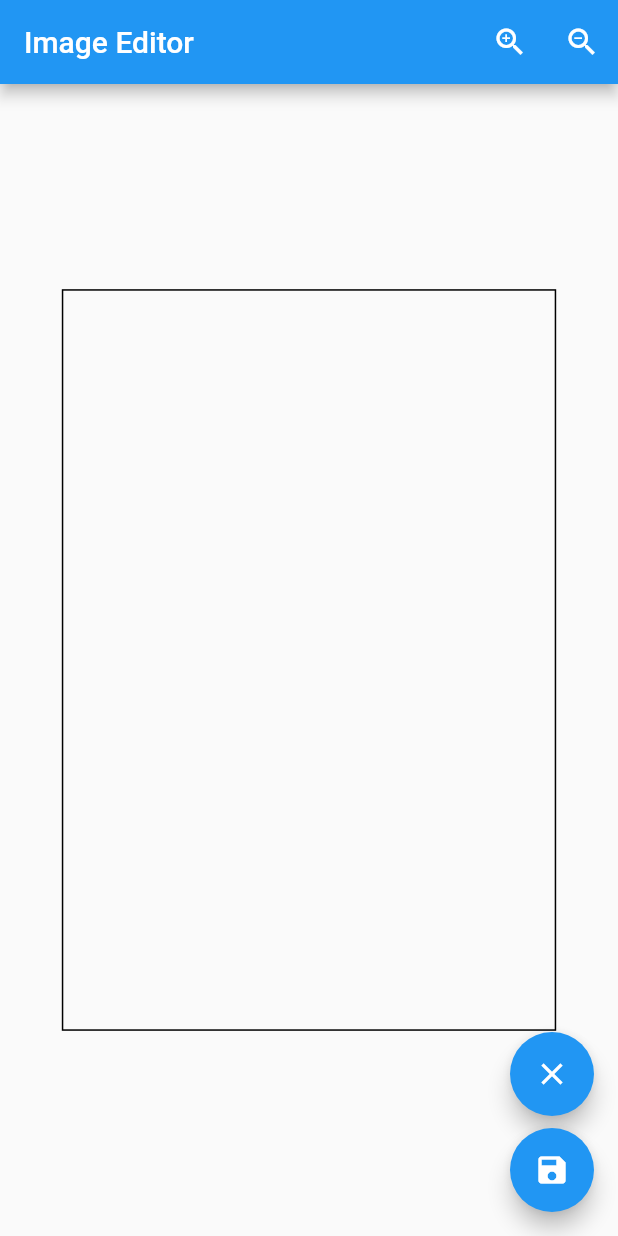
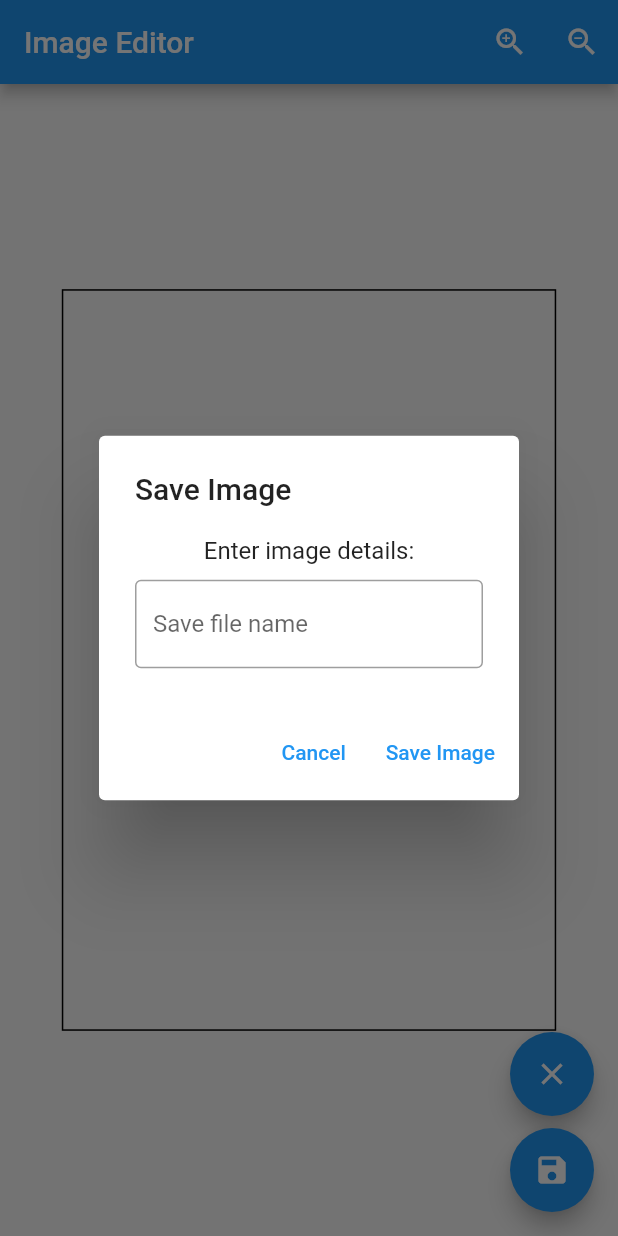
Before and after one commit to vivienphang/map-editor, a Flutter app: the screen it shows after launch, after a tap on the "save" icon, on a phone screen of 412 x 824 dp. Run offline on Flutter 3.47's test engine with Material 2 defaults, Android fonts, the phone set to English and light mode, and no system bars.

Commit message:
updated image scaling to browser and refactor data map

```diff
--- /dev/null
+++ b/drawing_app/lib/models/map_file_data.dart
@@ -0,0 +1,52 @@
+export 'map_file_data.dart';
+
+class ImageData {
+  final String name;
+  final String imageUrl;
+  final List<Zone> zones;
+  final List<dynamic> routes; // placeholder
+
+  ImageData({
+    required this.name,
+    required this.imageUrl,
+    required this.zones,
+    required this.routes,
+  });
+
+  Map<String, dynamic> toMap() {
+    return {
+      'name': name,
+      'image_url': imageUrl,
+      'zones': zones.map((zone) => zone.toMap()).toList(),
+      'routes': routes,
+    };
+  }
+}
+
+class Zone {
+  final List<Point> points;
+  final bool valid;
+
+  Zone({required this.points, this.valid = true});
+
+  Map<String, dynamic> toMap() {
+    return {
+      'points': points.map((point) => point.toMap()).toList(),
+      'Valid': valid,
+    };
+  }
+}
+
+class Point {
+  final double x;
+  final double y;
+
+  Point({required this.x, required this.y});
+
+  Map<String, dynamic> toMap() {
+    return {
+      'x': x,
+      'y': y,
+    };
+  }
+}
--- a/drawing_app/lib/screens/home_screen.dart
+++ b/drawing_app/lib/screens/home_screen.dart
@@ -4,6 +4,7 @@ import 'package:flutter/material.dart';
 import 'package:flutter/rendering.dart';
 import 'dart:ui' as ui;
 import 'package:http/http.dart' as http;
+import '../models/map_file_data.dart';
 
 class HomeScreen extends StatefulWidget {
   const HomeScreen({Key? key}) : super(key: key);
@@ -15,11 +16,15 @@ class HomeScreen extends StatefulWidget {
 class _HomeScreenState extends State<HomeScreen> {
   final GlobalKey _repaintKey = GlobalKey();
   List<Offset?> points = [];
+  double screenWidth = 0.0;
+  double screenHeight = 0.0;
+
   // Define scale value for zoom level
   double _currentScale = 1.0;
   Offset _currentOffset = Offset.zero; // Focal point where user starts scaling
   // Keeping track of scale and translation transformations.
   Matrix4 _transformationMatrix = Matrix4.identity();
+
   // selectedPoint: to keep track of the currently dragged point
   Offset? selectedPoint;
 
@@ -29,13 +34,70 @@ class _HomeScreenState extends State<HomeScreen> {
         (potentialTap - point).distance < 20.0); // 20.0 is the touch radius
   }
 
+  // Function to scale and position the points
+  void rescalePoints(
+      double oldWidth, double oldHeight, double newWidth, double newHeight) {
+    for (int i = 0; i < points.length; i++) {
+      if (points[i] != null) {
+        double newX = (points[i]!.dx * newWidth) / oldWidth;
+        double newY = (points[i]!.dy * newHeight) / oldHeight;
+        points[i] = Offset(newX, newY);
+      }
+    }
+  }
+
   @override
   void initState() {
     super.initState();
     points = [];
   }
 
-  Future<void> _saveImage() async {
+  Future<void> _showSaveDialog() async {
+    String fileName = ''; // to store the name entered by the user
+
+    await showDialog(
+      context: context,
+      builder: (BuildContext context) {
+        return AlertDialog(
+          title: Text("Save Image"),
+          content: Column(
+            mainAxisSize: MainAxisSize.min,
+            children: [
+              Text("Enter image details:"),
+              SizedBox(height: 10),
+              TextField(
+                onChanged: (value) {
+                  fileName = value; // updating fileName on each change
+                },
+                decoration: InputDecoration(
+                  hintText: "Save file name",
+                  border: OutlineInputBorder(),
+                ),
+              ),
+            ],
+          ),
+          actions: [
+            TextButton(
+              child: Text("Cancel"),
+              onPressed: () => Navigator.of(context).pop(),
+            ),
+            TextButton(
+              child: Text("Save Image"),
+              onPressed: () {
+                // Handle the save image logic here
+                if (fileName != null && fileName!.isNotEmpty) {
+                  _saveImage(fileName!);
+                }
+                Navigator.of(context).pop();
+              },
+            ),
+          ],
+        );
+      },
+    );
+  }
+
+  Future<void> _saveImage(String fileName) async {
     RenderRepaintBoundary boundary =
         _repaintKey.currentContext!.findRenderObject() as RenderRepaintBoundary;
     var image = await boundary.toImage();
@@ -43,36 +105,57 @@ class _HomeScreenState extends State<HomeScreen> {
     var buffer = byteData!.buffer.asUint8List();
 
     print('Image Captured');
-    print('POINTS: $points');
+    // Create the object model using ImageData class
+    ImageData data = ImageData(
+      name: fileName,
+      imageUrl: "",
+      zones: [
+        Zone(points: points.map((e) => Point(x: e!.dx, y: e.dy)).toList())
+      ],
+      routes: [], // Provide routes data if available
+    );
 
-    // Create the object model to send to backend
-    Map<String, dynamic> data = {
-      'createdAt': DateTime.now().toIso8601String(),
-      'points': points.map((e) => {'x': e?.dx, 'y': e?.dy}).toList(),
-    };
-
-    print('DATA: $data');
+    print('DATA: ${data.toMap()}');
 
     // PLACEHOLDER: Backend endpoint HTTP POST file
-    // final url = http://localhost:8080/upload
-
-    // final response = await http.post(
-    //   Uri.parse(url),
-    //   headers: {'Content-Type': 'application/json'},
-    //   body: json.encode(data),
-    // );
+    // final url = "https://map-editor-be.onrender.com/map";
     //
-    // if (response.statusCode == 200) {
-    //   print('Successfully uploaded data to the backend.');
-    // } else {
-    //   print('Failed to upload data. Status code: ${response.statusCode}');
+    // try {
+    //   final response = await http.post(
+    //     Uri.parse(url),
+    //     headers: {'Content-Type': 'application/json'},
+    //     body: json.encode(data),
+    //   );
+    //   print('this is response: $response');
+    //
+    //   if (response.statusCode == 200) {
+    //     print('Successfully uploaded data to the backend.');
+    //   } else {
+    //     print('Failed to upload data. Status code: ${response.statusCode}');
+    //   }
+    // } catch (error) {
+    //   print('Error uploading data: $error');
     // }
   }
 
   @override
   Widget build(BuildContext context) {
-    double screenWidth = MediaQuery.of(context).size.width * 0.8;
-    double screenHeight = MediaQuery.of(context).size.height * 0.6;
+    return LayoutBuilder(
+        builder: (BuildContext context, BoxConstraints constraints) {
+      double oldScreenWidth =
+          screenWidth != 0.0 ? screenWidth : constraints.maxWidth * 0.8;
+      double oldScreenHeight =
+          screenHeight != 0.0 ? screenHeight : constraints.maxHeight * 0.6;
+
+      screenWidth = constraints.maxWidth * 0.8;
+      screenHeight = constraints.maxHeight * 0.6;
+
+      // Check if screen size has changed
+      if (oldScreenWidth != screenWidth || oldScreenHeight != screenHeight) {
+        rescalePoints(
+            oldScreenWidth, oldScreenHeight, screenWidth, screenHeight);
+      }
+
       return Scaffold(
         appBar: AppBar(
           title: const Text('Image Editor'),
@@ -107,12 +190,13 @@ class _HomeScreenState extends State<HomeScreen> {
               key: _repaintKey,
               child: Transform(
                 transform: _transformationMatrix,
-              child: SizedBox(
-                width: screenWidth,
-                height: screenHeight,
+                child: Container(
+                  constraints: BoxConstraints(
+                    maxWidth: screenWidth,
+                    maxHeight: screenHeight,
+                  ),
                   child: Builder(
-                  builder: (context) =>
-                      GestureDetector(
+                    builder: (context) => GestureDetector(
                       onPanDown: (details) {
                         bool isExistingPoint = false;
                         for (var point in points) {
@@ -177,11 +261,7 @@ class _HomeScreenState extends State<HomeScreen> {
                       // },
                       child: Container(
                         decoration: BoxDecoration(
-                            border: Border.all(
-                              color: Colors.black,
-                              width: 1
-                            )
-                          ),
+                            border: Border.all(color: Colors.black, width: 1)),
                         child: CustomPaint(
                           painter: PolygonPainter(points),
                           child: Container(),
@@ -204,17 +284,20 @@ class _HomeScreenState extends State<HomeScreen> {
                   points = [];
                 });
               },
+              tooltip: 'Clear',
               heroTag: null, // Adding this to avoid Hero tag conflict error
             ),
             const SizedBox(height: 8),
             FloatingActionButton(
               child: const Icon(Icons.save),
-            onPressed: _saveImage,
+              onPressed: _showSaveDialog,
+              tooltip: 'Save Image',
               heroTag: null, // Adding this to avoid Hero tag conflict error
             ),
           ],
         ),
       );
+    });
   }
 }
 
```
Also changed, not shown: drawing_app/lib/models/model.dart (deleted, +0 -22 lines). Lines whose indentation alone changed are shown as unchanged.
